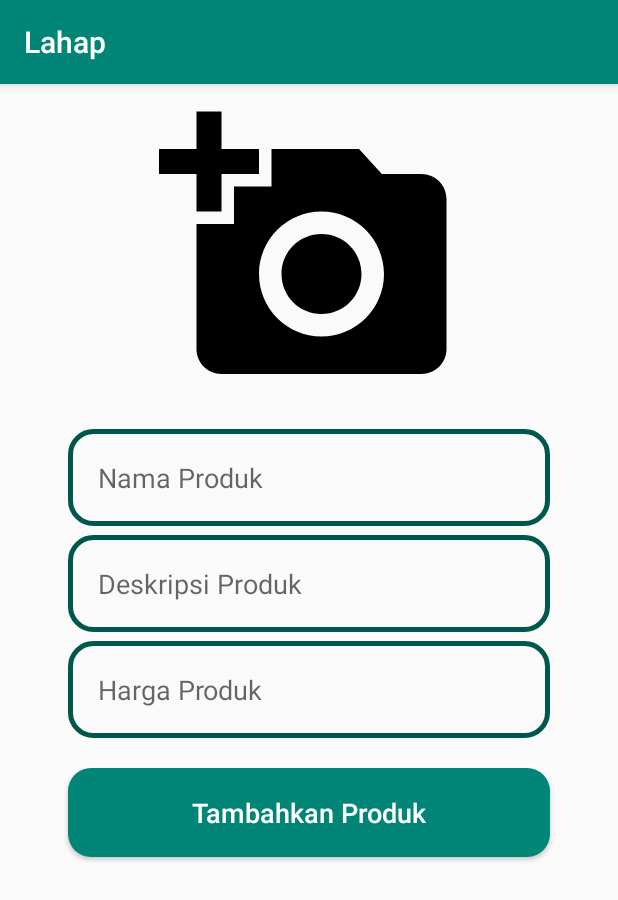
After one commit to normanfd/Lahap, an Android app: the AddNewProductActivity screen opened directly, with no data from a screen before it, on a phone screen of 412 x 824 dp. The commit adds this screen. Shown: the top 900 px of the screen. Run offline under Robolectric (Android 15) with nearby library versions, the phone set to English and light mode, and no system bars; our stand-ins replace ButterKnife, Firebase (no records; nobody signed in at launch, a user with empty details on screens opened directly); 1 statement that could not run was skipped.

Commit message:
add owner add new product

```diff
--- a/app/src/main/AndroidManifest.xml
+++ b/app/src/main/AndroidManifest.xml
@@ -11,8 +11,9 @@
         android:supportsRtl="true"
         android:theme="@style/AppTheme"
         tools:ignore="GoogleAppIndexingWarning">
-
-        <activity android:name=".owner.HomeOwnerActivity"/>
+        <activity android:name=".owner.AddNewProductActivity"></activity>
+        <activity android:name=".owner.CheckOrderActivity" />
+        <activity android:name=".owner.HomeOwnerActivity" />
         <activity android:name=".Main2Activity" />
         <activity android:name=".auth.RegisterActivity" />
         <activity android:name=".auth.LoginActivity" />
--- /dev/null
+++ b/app/src/main/res/drawable/ic_add_a_photo_black_24dp.xml
@@ -0,0 +1,9 @@
+<vector xmlns:android="http://schemas.android.com/apk/res/android"
+        android:width="24dp"
+        android:height="24dp"
+        android:viewportWidth="24.0"
+        android:viewportHeight="24.0">
+    <path
+        android:fillColor="#FF000000"
+        android:pathData="M3,4L3,1h2v3h3v2L5,6v3L3,9L3,6L0,6L0,4h3zM6,10L6,7h3L9,4h7l1.83,2L21,6c1.1,0 2,0.9 2,2v12c0,1.1 -0.9,2 -2,2L5,22c-1.1,0 -2,-0.9 -2,-2L3,10h3zM13,19c2.76,0 5,-2.24 5,-5s-2.24,-5 -5,-5 -5,2.24 -5,5 2.24,5 5,5zM9.8,14c0,1.77 1.43,3.2 3.2,3.2s3.2,-1.43 3.2,-3.2 -1.43,-3.2 -3.2,-3.2 -3.2,1.43 -3.2,3.2z"/>
+</vector>
--- /dev/null
+++ b/app/src/main/res/layout/activity_add_new_product.xml
@@ -0,0 +1,86 @@
+<?xml version="1.0" encoding="utf-8"?>
+<RelativeLayout
+    xmlns:android="http://schemas.android.com/apk/res/android"
+    xmlns:app="http://schemas.android.com/apk/res-auto"
+    xmlns:tools="http://schemas.android.com/tools"
+    android:layout_width="match_parent"
+    android:layout_height="match_parent"
+    tools:context=".owner.AddNewProductActivity">
+
+
+
+    <ImageView
+        android:id="@+id/select_product_image"
+        android:layout_width="200dp"
+        android:layout_height="200dp"
+        android:cropToPadding="false"
+        android:scaleType="centerCrop"
+        android:src="@drawable/ic_add_a_photo_black_24dp"
+        android:layout_centerHorizontal="true"
+        android:layout_marginTop="10dp"
+        />
+
+
+    <EditText
+        android:id="@+id/product_name"
+        android:layout_width="match_parent"
+        android:layout_height="wrap_content"
+        android:layout_below="@+id/select_product_image"
+        android:inputType="textMultiLine"
+        android:layout_marginTop="20dp"
+        android:padding="20dp"
+        android:hint="@string/product_name"
+        android:layout_marginLeft="45dp"
+        android:layout_marginRight="45dp"
+        android:background="@drawable/input_design"
+        />
+
+
+    <EditText
+        android:id="@+id/product_description"
+        android:layout_width="match_parent"
+        android:layout_height="wrap_content"
+        android:layout_below="@+id/product_name"
+        android:inputType="textMultiLine"
+        android:layout_marginTop="6dp"
+        android:padding="20dp"
+        android:hint="@string/product_description"
+        android:layout_marginLeft="45dp"
+        android:layout_marginRight="45dp"
+        android:background="@drawable/input_design"
+        />
+
+
+    <EditText
+        android:id="@+id/product_price"
+        android:layout_width="match_parent"
+        android:layout_height="wrap_content"
+        android:layout_below="@+id/product_description"
+        android:inputType="number"
+        android:layout_marginTop="6dp"
+        android:padding="20dp"
+        android:hint="@string/product_price"
+        android:layout_marginLeft="45dp"
+        android:layout_marginRight="45dp"
+        android:background="@drawable/input_design"
+        />
+
+
+    <Button
+        android:id="@+id/add_new_product"
+        android:layout_width="match_parent"
+        android:layout_height="wrap_content"
+        android:layout_below="@+id/product_price"
+        android:text="@string/add_product"
+        android:layout_marginLeft="45dp"
+        android:layout_marginRight="45dp"
+        android:padding="17dp"
+        android:layout_marginTop="20dp"
+        android:textSize="18sp"
+        android:textAllCaps="false"
+        android:textColor="@android:color/white"
+        android:background="@drawable/buttons"
+        />
+
+
+</RelativeLayout>
--- a/app/src/main/res/values/strings.xml
+++ b/app/src/main/res/values/strings.xml
@@ -28,4 +28,8 @@
     <string name="title_activity_home_user">HomeUserActivity</string>
     <string name="tab_text_1">Tab 1</string>
     <string name="tab_text_2">Tab 2</string>
+    <string name="product_name">Nama Produk</string>
+    <string name="product_description">Deskripsi Produk</string>
+    <string name="product_price">Harga Produk</string>
+    <string name="add_product">Tambahkan Produk</string>
 </resources>
```
Also changed, not shown: app/src/main/java/com/lahaptech/lahap/model/Product.java (added, +92 -0 lines), app/src/main/java/com/lahaptech/lahap/owner/AddNewProductActivity.java (added, +194 -0 lines), app/src/main/java/com/lahaptech/lahap/owner/CheckOrderActivity.java (added, +16 -0 lines), app/src/main/java/com/lahaptech/lahap/owner/HomeOwnerActivity.java (+79 -1 lines), app/src/main/res/drawable/ic_local_drink_black_24dp.xml (added, +9 -0 lines), app/src/main/res/drawable/ic_restaurant_menu_black_24dp.xml (added, +9 -0 lines), app/src/main/res/layout/activity_check_order.xml (added, +9 -0 lines), app/src/main/res/layout/activity_home_owner.xml (+17 -24 lines).
